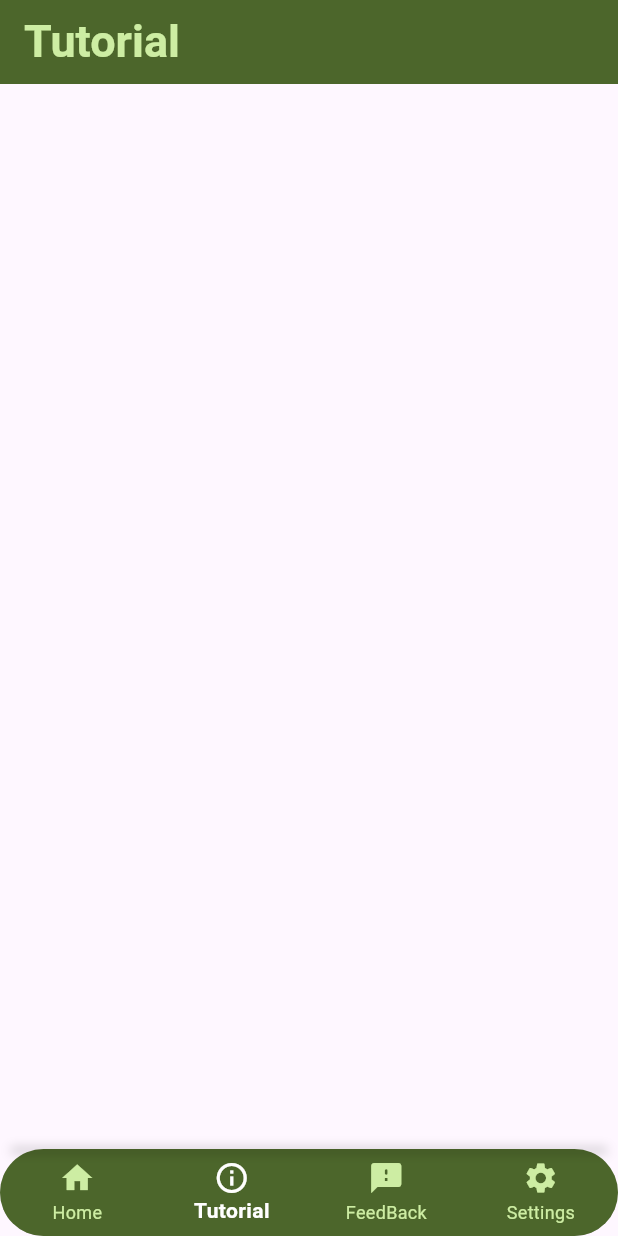
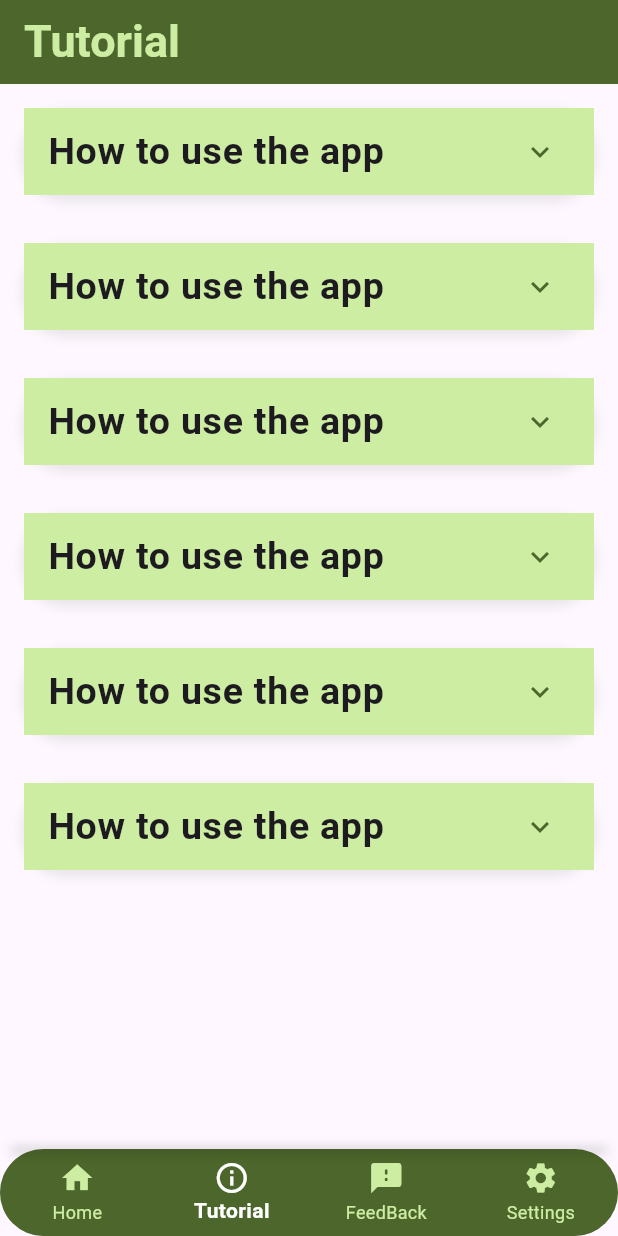
Before and after one commit to WenDEVLIFE/naveyegate, a Flutter app: the screen it shows after launch, item 2 of the bottom bar chosen, on a phone screen of 412 x 824 dp. Run offline on Flutter 3.47's test engine with Material 3 defaults, Android fonts, the phone set to English and light mode, and no system bars; our stand-ins replace camera, fluttertoast; missing offline and left inert: dart:ffi; Roboto replaces fonts that are missing (EB Gammond, EB Garamond).

Commit message:
Added DropDownText.dart and implement the widget TutorialView.dart

```diff
--- a/lib/src/view/TutorialView.dart
+++ b/lib/src/view/TutorialView.dart
@@ -3,6 +3,7 @@ import 'package:flutter/material.dart';
 
 import '../helpers/ColorHelper.dart';
 import '../widget/CustomText.dart';
+import '../widget/DropDownText.dart';
 
 class TutorialView extends StatelessWidget {
   @override
@@ -19,6 +20,56 @@ class TutorialView extends StatelessWidget {
         ),
         backgroundColor: ColorHelper.primaryColor,
       ),
+      body: SingleChildScrollView(
+        child: Column(
+          crossAxisAlignment: CrossAxisAlignment.start,
+          children: [
+            Padding(
+              padding: const EdgeInsets.all(16.0),
+              child: DropDownText(
+                title: 'How to use the app',
+                description: 'This app helps you navigate through various features and functionalities. Follow the steps below to get started.',
+              ),
+            ),
+            Padding(
+              padding: const EdgeInsets.all(16.0),
+              child: DropDownText(
+                title: 'How to use the app',
+                description: 'This app helps you navigate through various features and functionalities. Follow the steps below to get started.',
+              ),
+            ),
+            Padding(
+              padding: const EdgeInsets.all(16.0),
+              child: DropDownText(
+                title: 'How to use the app',
+                description: 'This app helps you navigate through various features and functionalities. Follow the steps below to get started.',
+              ),
+            ),
+            Padding(
+              padding: const EdgeInsets.all(16.0),
+              child: DropDownText(
+                title: 'How to use the app',
+                description: 'This app helps you navigate through various features and functionalities. Follow the steps below to get started.',
+              ),
+            ),
+            Padding(
+              padding: const EdgeInsets.all(16.0),
+              child: DropDownText(
+                title: 'How to use the app',
+                description: 'This app helps you navigate through various features and functionalities. Follow the steps below to get started.',
+              ),
+            ),
+            Padding(
+              padding: const EdgeInsets.all(16.0),
+              child: DropDownText(
+                title: 'How to use the app',
+                description: 'This app helps you navigate through various features and functionalities. Follow the steps below to get started.',
+              ),
+            ),
+
+          ],
+        ),
+      ),
     );
   }
 
--- /dev/null
+++ b/lib/src/widget/DropDownText.dart
@@ -0,0 +1,73 @@
+import 'package:flutter/material.dart';
+import 'package:naveyegate/src/helpers/ColorHelper.dart';
+import 'package:naveyegate/src/widget/CustomText.dart';
+
+class DropDownText extends StatelessWidget {
+  final String title;
+  final String description;
+
+  const DropDownText({
+    Key? key,
+    required this.title,
+    required this.description,
+  }) : super(key: key);
+
+  @override
+  Widget build(BuildContext context) {
+
+    double screenWidth = MediaQuery.of(context).size.width;
+    double screenHeight = MediaQuery.of(context).size.height;
+
+    return Container(
+      decoration: BoxDecoration(
+        color: ColorHelper.primaryContainer,
+        borderRadius: BorderRadius.circular(30.0),
+        boxShadow: [
+          BoxShadow(
+            color: Colors.grey.withOpacity(0.2),
+            spreadRadius: 2,
+            blurRadius: 5,
+            offset: Offset(0, 3), // changes position of shadow
+          ),
+        ],
+      ),
+       child:  ExpansionTile(
+         backgroundColor: ColorHelper.primaryContainer,
+         collapsedBackgroundColor: ColorHelper.primaryContainer, // Set your collapsed color here
+         iconColor: ColorHelper.primaryColor,
+         collapsedIconColor: ColorHelper.primaryColor,
+         title: Text(
+           title,
+           style: const TextStyle(fontSize: 25, fontWeight: FontWeight.bold),
+         ),
+         children: [
+           Padding(
+             padding: const EdgeInsets.symmetric(horizontal: 16.0, vertical: 8.0),
+             child: Text(
+               description,
+               style: TextStyle(fontSize: 18, color: Colors.black45, fontFamily: 'EB Gammond', fontWeight: FontWeight.w500),
+             ),
+           ),
+           GestureDetector(
+             onTap: () {
+               // Add your action here
+             },
+             child: Center(
+               child: Row(
+                  mainAxisAlignment: MainAxisAlignment.center,
+                 children: [
+                   CustomText(text: 'Click me to speak', fontFamily: 'EB Gammond', fontSize: 20, color: ColorHelper.secondaryColor, fontWeight: FontWeight.w700),
+                   SizedBox(width: screenWidth * 0.02),
+                   Icon(
+                     Icons.record_voice_over_rounded,
+                     color: ColorHelper.primaryColor,
+                   ),
+                 ],
+               ),
+             )
+           )
+         ],
+       ),
+    );
+  }
+}
--- a/pubspec.yaml
+++ b/pubspec.yaml
@@ -17,6 +17,7 @@ dependencies:
   fluttertoast: ^8.0.9
   camera: ^0.11.1
   image_picker: ^1.0.0
+  flutter_tts: ^4.0.2
 
 dev_dependencies:
   flutter_test:
```
Also changed, not shown: pubspec.lock, 3 other files.
